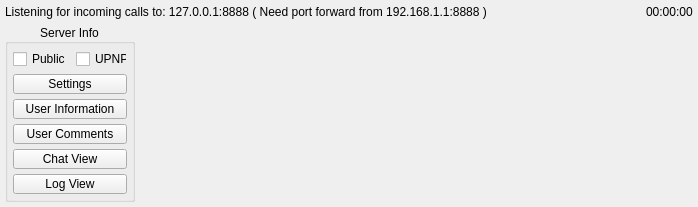
StarixWoS/ReMix, file ui/widgets/remixwidget.ui: the form before one commit.
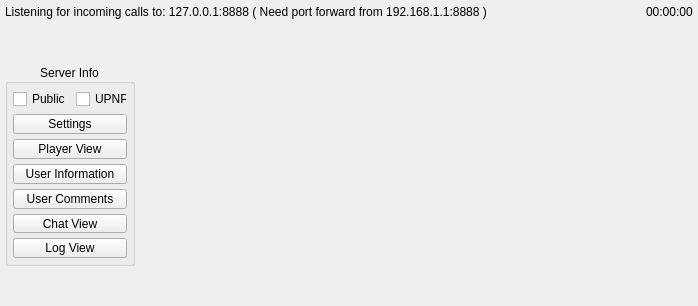
The form after the commit.

Patch:
```diff
--- a/ui/widgets/remixwidget.ui
+++ b/ui/widgets/remixwidget.ui
@@ -7,7 +7,7 @@
     <x>0</x>
     <y>0</y>
     <width>698</width>
-    <height>205</height>
+    <height>306</height>
    </rect>
   </property>
   <property name="minimumSize">
@@ -36,12 +36,12 @@
     <number>5</number>
    </property>
    <property name="bottomMargin">
-    <number>5</number>
+    <number>0</number>
    </property>
    <property name="spacing">
     <number>5</number>
    </property>
-   <item row="0" column="0" colspan="2">
+   <item row="0" column="0" colspan="3">
     <widget class="QLabel" name="networkStatus">
      <property name="sizePolicy">
       <sizepolicy hsizetype="Ignored" vsizetype="Fixed">
@@ -60,7 +60,7 @@
      </property>
     </widget>
    </item>
-   <item row="0" column="2">
+   <item row="0" column="3">
     <widget class="QLabel" name="onlineTime">
      <property name="sizePolicy">
       <sizepolicy hsizetype="Fixed" vsizetype="Fixed">
@@ -73,9 +73,6 @@
      </property>
     </widget>
    </item>
-   <item row="1" column="1" rowspan="2" colspan="2">
-    <widget class="QWidget" name="tmpWidget" native="true"/>
-   </item>
    <item row="1" column="0" rowspan="2">
     <widget class="QGroupBox" name="groupBox_2">
      <property name="sizePolicy">
@@ -87,7 +84,7 @@
      <property name="maximumSize">
       <size>
        <width>130</width>
-       <height>182</height>
+       <height>202</height>
       </size>
      </property>
      <property name="title">
@@ -118,102 +115,7 @@
       <property name="spacing">
        <number>5</number>
       </property>
-      <item row="4" column="0" colspan="3">
-       <widget class="QPushButton" name="openUserComments">
-        <property name="sizePolicy">
-         <sizepolicy hsizetype="Expanding" vsizetype="Fixed">
-          <horstretch>0</horstretch>
-          <verstretch>0</verstretch>
-         </sizepolicy>
-        </property>
-        <property name="minimumSize">
-         <size>
-          <width>0</width>
-          <height>20</height>
-         </size>
-        </property>
-        <property name="maximumSize">
-         <size>
-          <width>16777215</width>
-          <height>20</height>
-         </size>
-        </property>
-        <property name="text">
-         <string>User Comments</string>
-        </property>
-       </widget>
-      </item>
-      <item row="2" column="0" colspan="3">
-       <widget class="QPushButton" name="openUserInfo">
-        <property name="sizePolicy">
-         <sizepolicy hsizetype="Expanding" vsizetype="Fixed">
-          <horstretch>0</horstretch>
-          <verstretch>0</verstretch>
-         </sizepolicy>
-        </property>
-        <property name="minimumSize">
-         <size>
-          <width>0</width>
-          <height>20</height>
-         </size>
-        </property>
-        <property name="maximumSize">
-         <size>
-          <width>16777215</width>
-          <height>20</height>
-         </size>
-        </property>
-        <property name="text">
-         <string>User Information</string>
-        </property>
-       </widget>
-      </item>
-      <item row="1" column="0" colspan="3">
-       <widget class="QPushButton" name="openSettings">
-        <property name="sizePolicy">
-         <sizepolicy hsizetype="Expanding" vsizetype="Fixed">
-          <horstretch>0</horstretch>
-          <verstretch>0</verstretch>
-         </sizepolicy>
-        </property>
-        <property name="minimumSize">
-         <size>
-          <width>0</width>
-          <height>20</height>
-         </size>
-        </property>
-        <property name="maximumSize">
-         <size>
-          <width>16777215</width>
-          <height>20</height>
-         </size>
-        </property>
-        <property name="text">
-         <string>Settings</string>
-        </property>
-       </widget>
-      </item>
-      <item row="0" column="0" colspan="2">
-       <widget class="QCheckBox" name="isPublicServer">
-        <property name="text">
-         <string>Public</string>
-        </property>
-       </widget>
-      </item>
       <item row="6" column="0" colspan="3">
-       <widget class="QPushButton" name="logButton">
-        <property name="maximumSize">
-         <size>
-          <width>16777215</width>
-          <height>20</height>
-         </size>
-        </property>
-        <property name="text">
-         <string>Log View</string>
-        </property>
-       </widget>
-      </item>
-      <item row="5" column="0" colspan="3">
        <widget class="QPushButton" name="openChatView">
         <property name="maximumSize">
          <size>
@@ -233,9 +135,130 @@
         </property>
        </widget>
       </item>
+      <item row="0" column="0" colspan="2">
+       <widget class="QCheckBox" name="isPublicServer">
+        <property name="text">
+         <string>Public</string>
+        </property>
+       </widget>
+      </item>
+      <item row="7" column="0" colspan="3">
+       <widget class="QPushButton" name="logButton">
+        <property name="maximumSize">
+         <size>
+          <width>16777215</width>
+          <height>20</height>
+         </size>
+        </property>
+        <property name="text">
+         <string>Log View</string>
+        </property>
+       </widget>
+      </item>
+      <item row="5" column="0" colspan="3">
+       <widget class="QPushButton" name="openUserComments">
+        <property name="sizePolicy">
+         <sizepolicy hsizetype="Expanding" vsizetype="Fixed">
+          <horstretch>0</horstretch>
+          <verstretch>0</verstretch>
+         </sizepolicy>
+        </property>
+        <property name="minimumSize">
+         <size>
+          <width>0</width>
+          <height>20</height>
+         </size>
+        </property>
+        <property name="maximumSize">
+         <size>
+          <width>16777215</width>
+          <height>20</height>
+         </size>
+        </property>
+        <property name="text">
+         <string>User Comments</string>
+        </property>
+       </widget>
+      </item>
+      <item row="1" column="0" colspan="3">
+       <widget class="QPushButton" name="openSettings">
+        <property name="sizePolicy">
+         <sizepolicy hsizetype="Expanding" vsizetype="Fixed">
+          <horstretch>0</horstretch>
+          <verstretch>0</verstretch>
+         </sizepolicy>
+        </property>
+        <property name="minimumSize">
+         <size>
+          <width>0</width>
+          <height>20</height>
+         </size>
+        </property>
+        <property name="maximumSize">
+         <size>
+          <width>16777215</width>
+          <height>20</height>
+         </size>
+        </property>
+        <property name="text">
+         <string>Settings</string>
+        </property>
+       </widget>
+      </item>
+      <item row="3" column="0" colspan="3">
+       <widget class="QPushButton" name="openUserInfo">
+        <property name="sizePolicy">
+         <sizepolicy hsizetype="Expanding" vsizetype="Fixed">
+          <horstretch>0</horstretch>
+          <verstretch>0</verstretch>
+         </sizepolicy>
+        </property>
+        <property name="minimumSize">
+         <size>
+          <width>0</width>
+          <height>20</height>
+         </size>
+        </property>
+        <property name="maximumSize">
+         <size>
+          <width>16777215</width>
+          <height>20</height>
+         </size>
+        </property>
+        <property name="text">
+         <string>User Information</string>
+        </property>
+       </widget>
+      </item>
+      <item row="2" column="0" colspan="3">
+       <widget class="QPushButton" name="openPlayerView">
+        <property name="minimumSize">
+         <size>
+          <width>0</width>
+          <height>20</height>
+         </size>
+        </property>
+        <property name="text">
+         <string>Player View</string>
+        </property>
+       </widget>
+      </item>
      </layout>
     </widget>
    </item>
+   <item row="1" column="1" rowspan="2" colspan="3">
+    <layout class="QVBoxLayout" name="verticalLayout_2">
+     <property name="spacing">
+      <number>0</number>
+     </property>
+     <item>
+      <widget class="QWidget" name="plrListFill" native="true"/>
+     </item>
+     <item>
+      <widget class="QWidget" name="chatViewFill" native="true"/>
+     </item>
+    </layout>
+   </item>
   </layout>
  </widget>
  <resources/>
```
